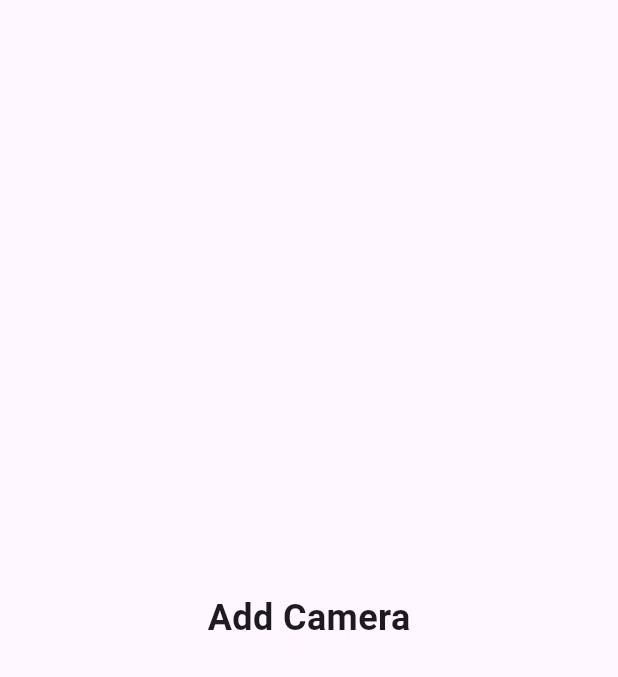
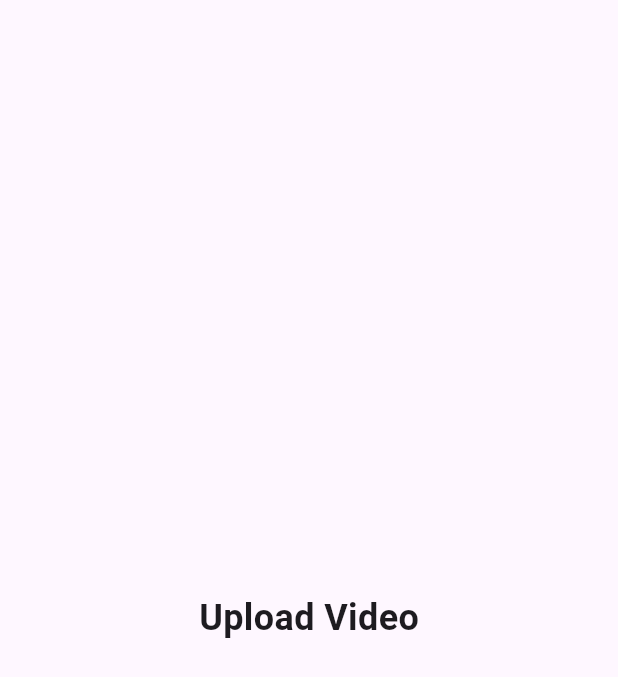
Before and after one commit to iffysravioli/beautybuddy, a Flutter app: the screen it shows after launch, swiped to page 2, on a phone screen of 412 x 824 dp. Shown: the top 677 px of the screen. Run offline on Flutter 3.47's test engine with Material 3 defaults, Android fonts, the light colour scheme and no system bars.

```diff
--- a/beautybuddy_app/lib/home_page.dart
+++ b/beautybuddy_app/lib/home_page.dart
@@ -11,7 +11,7 @@ class HomePage extends StatelessWidget {
           RecommendationPage(), // Swipe left
           Center(
             child: Text(
-              "Add Camera",
+              "Upload Video",
               style: TextStyle(fontSize: 24, fontWeight: FontWeight.bold),
             ),
           ), // Main page
```
